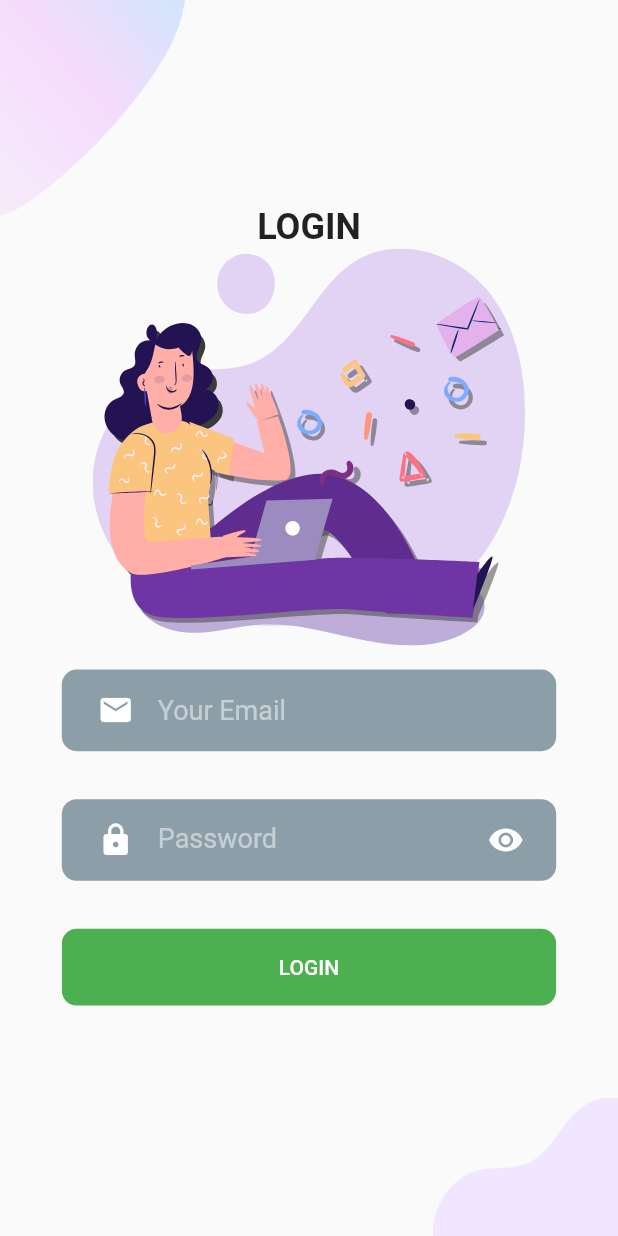
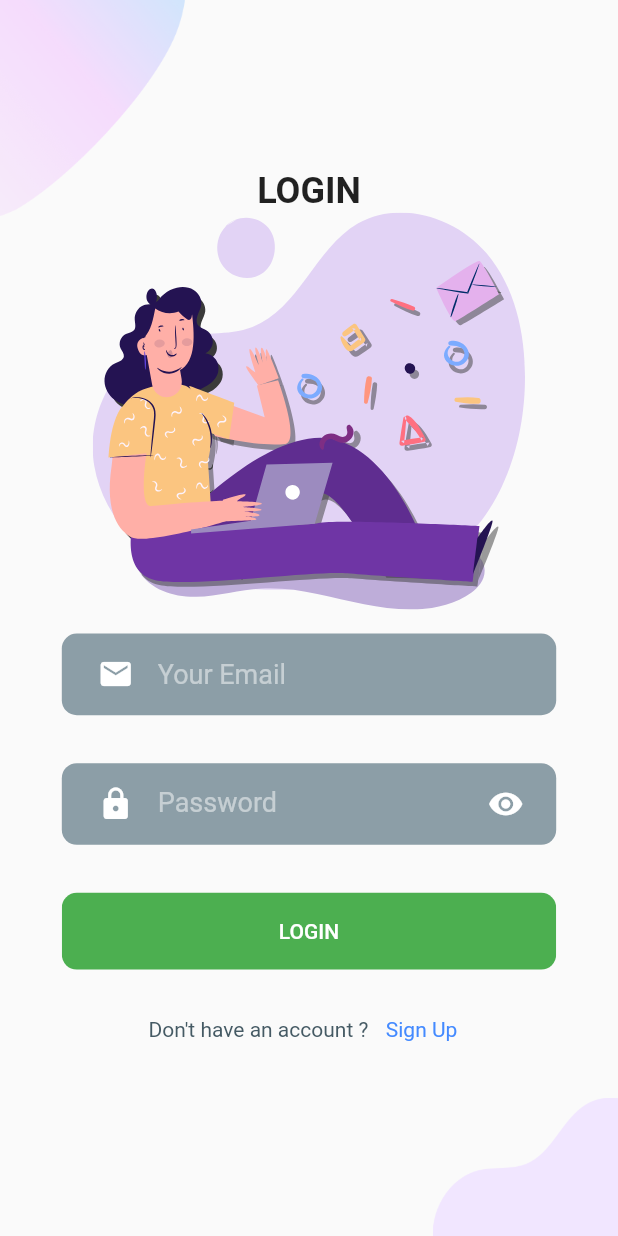
Before and after one commit to simonpojok/ideal, a Flutter app: the screen it shows after launch, after a tap on "LOGIN", on a phone screen of 412 x 824 dp. Run offline on Flutter 3.47's test engine with Material 2 defaults, Android fonts, the phone set to English and light mode, and no system bars; our stand-ins replace firebase_auth, firebase_core, flutter_rating_bar, flutter_svg; accounts and stored records are empty.

```diff
--- a/lib/pages.dart
+++ b/lib/pages.dart
@@ -1,10 +1,15 @@
 import 'package:flutter/material.dart';
 import 'package:ideal/src/screens/login/LoginScreen.dart';
+import 'package:ideal/src/screens/signup/SignUpScreen.dart';
 import 'package:ideal/src/screens/welcome/WelcomeScreen.dart';
 
 MaterialPageRoute<dynamic> generateRoutes(RouteSettings settings) {
   if (settings.name == LoginScreen.LOGIN_SCREEN_ROUTE) {
     return MaterialPageRoute(builder: (context) => LoginScreen());
   }
+
+  if (settings.name == SignUpScreen.SIGNUP_SCREEN_ROUTE) {
+    return MaterialPageRoute(builder: (builder) => SignUpScreen());
+  }
   return MaterialPageRoute(builder: (context) => WelcomeScreen());
 }
--- a/lib/src/screens/login/LoginScreen.dart
+++ b/lib/src/screens/login/LoginScreen.dart
@@ -1,6 +1,7 @@
 import 'package:flutter/material.dart';
 import 'package:flutter_svg/flutter_svg.dart';
 import 'package:ideal/src/constants.dart';
+import 'package:ideal/src/screens/signup/SignUpScreen.dart';
 import 'package:ideal/src/screens/widgets/buttons.dart';
 
 class LoginScreen extends StatefulWidget {
@@ -41,10 +42,54 @@ class _LoginScreenState extends State<LoginScreen> {
               keyboardType: TextInputType.visiblePassword,
             ),
             RoundedCornerButton(
-                label: "LOGIN", press: () {}, color: Colors.green),
+              label: "LOGIN",
+              press: () {},
+              color: Colors.green,
+            ),
+            LinkTextButton(
+              login: true,
+              onPress: () {
+                Navigator.of(context)
+                    .pushNamed(SignUpScreen.SIGNUP_SCREEN_ROUTE);
+              },
+            )
           ],
         ),
       ),
+    );
+  }
+}
+
+class LinkTextButton extends StatelessWidget {
+  final bool login;
+  final VoidCallback onPress;
+  const LinkTextButton({
+    Key? key,
+    required this.login,
+    required this.onPress,
+  }) : super(key: key);
+
+  @override
+  Widget build(BuildContext context) {
+    return Row(
+      mainAxisAlignment: MainAxisAlignment.center,
+      children: [
+        Text(
+          login ? "Don't have an account ? " : "Already have an account ? ",
+          style: Theme.of(context).textTheme.bodyText2!.copyWith(
+                color: Theme.of(context).primaryColor,
+              ),
+        ),
+        TextButton(
+          onPressed: onPress,
+          child: Text(
+            login ? "Sign Up" : "Log In",
+            style: Theme.of(context).textTheme.bodyText2!.copyWith(
+                  color: Colors.blueAccent,
+                ),
+          ),
+        ),
+      ],
     );
   }
 }
```
Also changed, not shown: lib/src/screens/signup/SignUpScreen.dart (added, +16 -0 lines).
